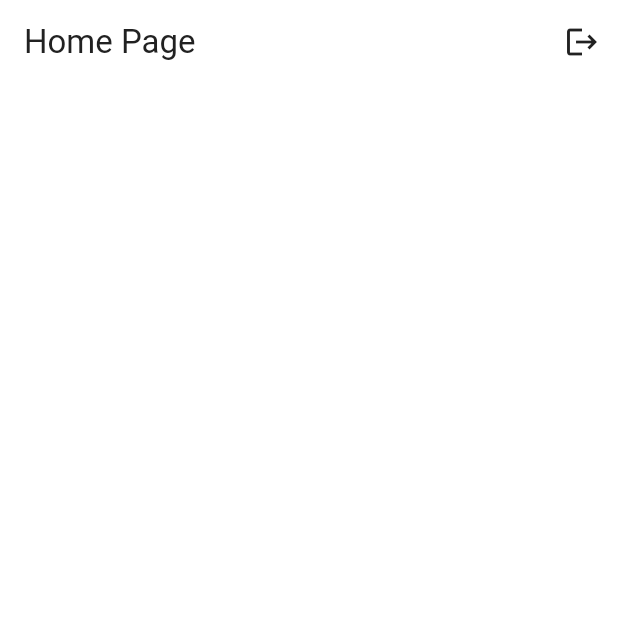
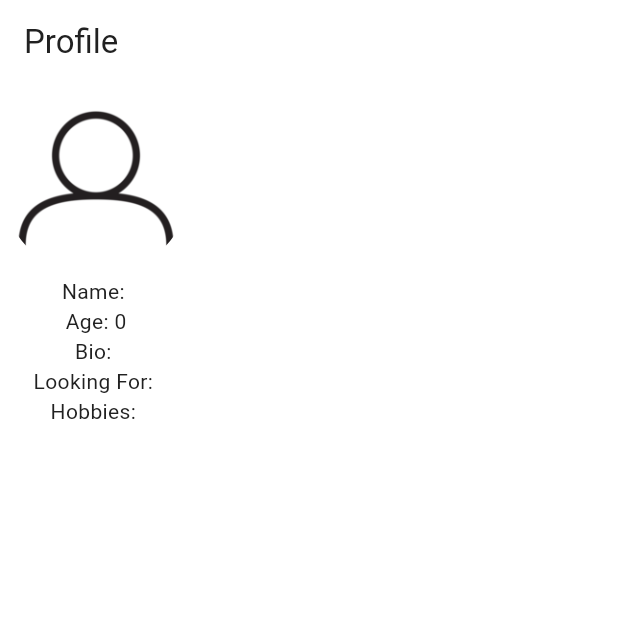
Before and after one commit to rahias20/DineConnect, a Flutter app: the screen it shows once a user with an empty profile is signed in, on a phone screen of 412 x 824 dp, the top half of it. Run offline on Flutter 3.47's test engine with Material 3 defaults, Android fonts, the phone set to English and light mode, and no system bars; our stand-ins replace cloud_firestore, firebase_auth, firebase_core, firebase_storage, image_picker; missing offline and left inert: dart:ffi; accounts and stored records are empty; network calls fail.

Commit message:
user profile page displaying user data

```diff
--- a/lib/models/user_profile.dart
+++ b/lib/models/user_profile.dart
@@ -25,7 +25,7 @@ class UserProfile {
       'age': age,
       'bio': bio,
       'lookingFor': lookingFor,
-      'imageUrl': imageUrl ?? "",
+      'imageUrl': imageUrl,
       'hobbies': hobbies
     };
   }
@@ -39,6 +39,6 @@ class UserProfile {
         bio: map['bio'],
         lookingFor: map['lookingFor'],
         imageUrl: map['imageUrl'] as String?, // cast as String since it can be null
-        hobbies: map['hobbies']);
+        hobbies: List<String>.from(map['hobbies']));
   }
 }
--- a/lib/pages/profile_complete_page.dart
+++ b/lib/pages/profile_complete_page.dart
@@ -11,6 +11,7 @@ import 'package:flutter/material.dart';
 import 'package:dine_connect/models/user_profile.dart';
 import 'package:dine_connect/services/authentication/auth_service.dart';
 import 'package:image_picker/image_picker.dart';
+import 'package:path/path.dart' as path;
 
 import 'home_page.dart';
 
@@ -117,7 +118,7 @@ class _ProfileCompletePageState extends State<ProfileCompletePage> {
   // upload the selected image
   Future<void> _uploadImage(File imageFile) async {
     String userId = _authService.getCurrentUser()!.uid;
-    String fileName = 'userProfiles/$userId/$imageFile.path';
+    String fileName = 'userProfiles/$userId/${path.basename(imageFile.path)}';
     Reference storageRef = FirebaseStorage.instance.ref().child(fileName);
 
 
--- /dev/null
+++ b/lib/pages/user_profile_page.dart
@@ -0,0 +1,78 @@
+import 'dart:io';
+
+import 'package:cloud_firestore/cloud_firestore.dart';
+import 'package:dine_connect/models/user_profile.dart';
+import 'package:dine_connect/services/authentication/auth_service.dart';
+import 'package:flutter/material.dart';
+
+class UserProfilePage extends StatefulWidget {
+  const UserProfilePage({super.key});
+
+  @override
+  State<UserProfilePage> createState() => _UserProfilePageState();
+}
+
+class _UserProfilePageState extends State<UserProfilePage> {
+  // get authentication service
+  final AuthService _authService = AuthService();
+  UserProfile? _userProfile;
+
+  @override
+  void initState() {
+    super.initState();
+    _fetchUserProfile();
+  }
+
+  Future<void> _fetchUserProfile() async {
+    try {
+      String userId = _authService.getCurrentUser()!.uid;
+      DocumentSnapshot userProfileSnapshot = await FirebaseFirestore.instance
+          .collection('userProfiles')
+          .doc(userId)
+          .get();
+
+      if (userProfileSnapshot.exists) {
+        setState(() {
+          _userProfile = UserProfile.fromMap(
+              userProfileSnapshot.data() as Map<String, dynamic>);
+        });
+      }
+    } catch (e) {
+      ScaffoldMessenger.of(context).showSnackBar(
+        SnackBar(content: Text("Error fetching user profile: $e")),
+      );
+    }
+  }
+
+@override
+Widget build(BuildContext context) {
+  return Scaffold(
+    appBar: AppBar(title: const Text("Profile")),
+    body: _userProfile == null
+        ? const Center(child: CircularProgressIndicator())
+        : SingleChildScrollView(
+            child: Column(
+              children: [
+                CircleAvatar(
+                  radius: 64,
+                  backgroundImage: _userProfile!.imageUrl!.isNotEmpty
+                      ? FileImage(File(_userProfile!.imageUrl.toString()))
+                      : const AssetImage('lib/images/profile_icon.png') as ImageProvider,
+                  backgroundColor: Colors.white60,
+                ),
+                Text("Name: ${_userProfile!.name}"),
+                Text("Age: ${_userProfile!.age}"),
+                Text("Bio: ${_userProfile!.bio}"),
+                Text("Looking For: ${_userProfile!.lookingFor}"),
+                Text("Hobbies: ${_userProfile!.hobbies.join(", ")}"),
+                Padding(
+                  padding: const EdgeInsets.all(18.0),
+                  child: Text(_userProfile!.imageUrl.toString()),
+                ),
+              ],
+            ),
+          ),
+  );
+}
+
+}
--- a/lib/services/authentication/auth_gate.dart
+++ b/lib/services/authentication/auth_gate.dart
@@ -1,4 +1,5 @@
 
+import 'package:dine_connect/pages/user_profile_page.dart';
 import 'package:firebase_auth/firebase_auth.dart';
 import 'package:flutter/material.dart';
 import 'package:dine_connect/services/authentication/welcome_or_login_or_register.dart';
@@ -17,7 +18,7 @@ class AuthGate extends StatelessWidget {
         builder: (context, snapshot){
           // user is logged in
           if (snapshot.hasData){
-            return HomePage();
+            return UserProfilePage();
           }else{
             return WelcomeOrLoginOrRegister();
           }
--- a/pubspec.yaml
+++ b/pubspec.yaml
@@ -41,6 +41,7 @@ dependencies:
   cloud_firestore: ^4.15.5
   image_picker: ^1.0.7
   firebase_storage: ^11.6.7
+  path: ^1.8.0
 
 dev_dependencies:
   flutter_test:
```
Also changed, not shown: pubspec.lock.
